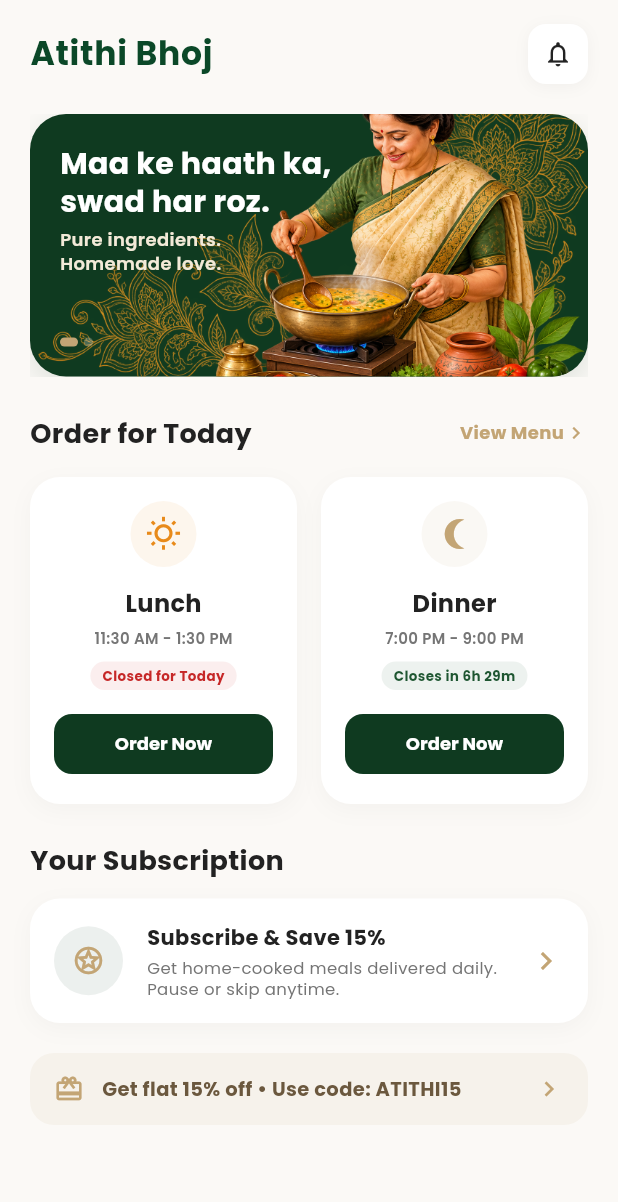
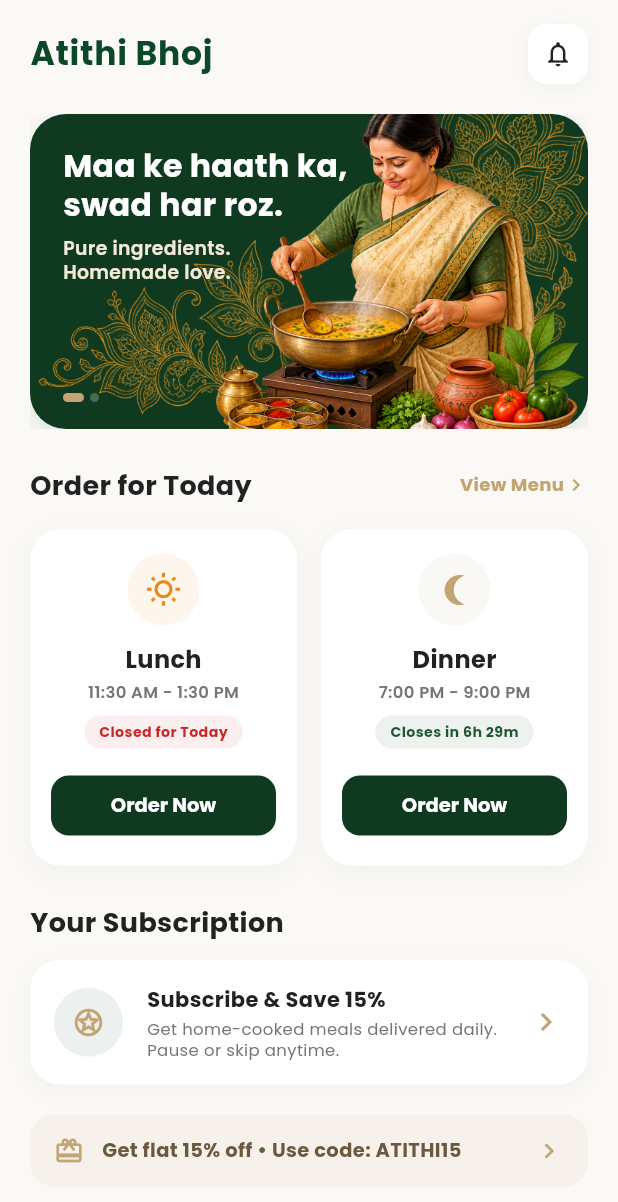
Before and after one commit to nigamman/tiffin_service_app, a Flutter app: the HomeScreen screen opened directly, on a phone screen of 412 x 824 dp. Shown: the top 1202 px of the screen. Run offline on Flutter 3.47's test engine with Material 3 defaults, Android fonts, the phone set to English and light mode, and no system bars; our stand-ins replace cloud_firestore, equatable, firebase_auth, firebase_core, flutter_bloc, flutter_svg and 5 more; accounts and stored records are empty; project files that could hold a hidden picture were left out.

```diff
--- a/lib/features/home/presentation/home_screen.dart
+++ b/lib/features/home/presentation/home_screen.dart
@@ -428,14 +428,14 @@ class _HomeScreenState extends State<HomeScreen> {
         : null;
 
     return Container(
-      padding: const EdgeInsets.all(16),
+      padding: const EdgeInsets.symmetric(horizontal: 14, vertical: 16),
       decoration: BoxDecoration(
         color: Colors.white,
         borderRadius: BorderRadius.circular(20),
         boxShadow: [
           BoxShadow(
-            color: Colors.black.withOpacity(0.03),
-            blurRadius: 12,
+            color: Colors.black.withOpacity(0.035),
+            blurRadius: 14,
             offset: const Offset(0, 4),
           ),
         ],
@@ -444,7 +444,7 @@ class _HomeScreenState extends State<HomeScreen> {
         children: [
           // Circular Icon
           Container(
-            padding: const EdgeInsets.all(10),
+            padding: const EdgeInsets.all(12),
             decoration: BoxDecoration(
               color: iconColor.withOpacity(0.08),
               shape: BoxShape.circle,
@@ -455,7 +455,7 @@ class _HomeScreenState extends State<HomeScreen> {
               size: 24,
             ),
           ),
-          const SizedBox(height: 12),
+          const SizedBox(height: 10),
           Text(
             title,
             style: GoogleFonts.poppins(
@@ -464,13 +464,13 @@ class _HomeScreenState extends State<HomeScreen> {
               color: AppTheme.textDark,
             ),
           ),
-          const SizedBox(height: 4),
+          const SizedBox(height: 2),
           FittedBox(
             fit: BoxFit.scaleDown,
             child: Text(
               time,
               style: GoogleFonts.poppins(
-                fontSize: 10,
+                fontSize: 11,
                 color: AppTheme.textMuted,
                 fontWeight: FontWeight.w600,
               ),
@@ -482,7 +482,7 @@ class _HomeScreenState extends State<HomeScreen> {
               final countdownText = _getCutoffCountdown(isLunch);
               final isClosed = countdownText == "Closed for Today";
               return Container(
-                padding: const EdgeInsets.symmetric(horizontal: 8, vertical: 3),
+                padding: const EdgeInsets.symmetric(horizontal: 10, vertical: 4),
                 decoration: BoxDecoration(
                   color: isClosed
                       ? AppTheme.errorColor.withOpacity(0.08)
@@ -494,7 +494,7 @@ class _HomeScreenState extends State<HomeScreen> {
                   child: Text(
                     countdownText,
                     style: GoogleFonts.poppins(
-                      fontSize: 9,
+                      fontSize: 9.5,
                       fontWeight: FontWeight.bold,
                       color: isClosed ? AppTheme.errorColor : AppTheme.primaryGreen,
                     ),
@@ -503,7 +503,7 @@ class _HomeScreenState extends State<HomeScreen> {
               );
             }
           ),
-          const SizedBox(height: 12),
+          const SizedBox(height: 14),
 
           // Order Now button
           SizedBox(
@@ -541,7 +541,7 @@ class _HomeScreenState extends State<HomeScreen> {
               child: Text(
                 "Order Now",
                 style: GoogleFonts.poppins(
-                  fontSize: 12,
+                  fontSize: 13,
                   fontWeight: FontWeight.bold,
                 ),
               ),
@@ -1233,7 +1233,7 @@ class _BannerSliderState extends State<BannerSlider> {
   @override
   Widget build(BuildContext context) {
     return SizedBox(
-      height: 175, // Fits the cooking illustration nicely
+      height: 210, // Increased height so full illustration is visible without clipping
       child: PageView(
         controller: _pageController,
         onPageChanged: (page) {
@@ -1283,7 +1283,7 @@ class _BannerSliderState extends State<BannerSlider> {
 
     return Container(
       width: double.infinity,
-      padding: const EdgeInsets.all(20),
+      padding: const EdgeInsets.fromLTRB(22, 22, 16, 18),
       decoration: BoxDecoration(
         color: cardBgColor,
         gradient: cardGradient,
@@ -1313,17 +1313,17 @@ class _BannerSliderState extends State<BannerSlider> {
               Text(
                 title,
                 style: GoogleFonts.poppins(
-                  fontSize: 20,
+                  fontSize: 21,
                   fontWeight: FontWeight.bold,
                   color: titleColor,
                   height: 1.25,
                 ),
               ),
-              const SizedBox(height: 6),
+              const SizedBox(height: 8),
               Text(
                 subtitle,
                 style: GoogleFonts.poppins(
-                  fontSize: 12,
+                  fontSize: 12.5,
                   color: subtitleColor,
                   fontWeight: FontWeight.w600,
                   height: 1.3,
@@ -1334,7 +1334,7 @@ class _BannerSliderState extends State<BannerSlider> {
           Row(
             children: List.generate(2, (index) {
               return Container(
-                width: index == _currentPage ? 12 : 6,
+                width: index == _currentPage ? 14 : 6,
                 height: 6,
                 margin: const EdgeInsets.only(right: 4),
                 decoration: BoxDecoration(
--- a/lib/features/orders/data/orders_repository.dart
+++ b/lib/features/orders/data/orders_repository.dart
@@ -32,9 +32,9 @@ class OrderModel {
     required this.startDate,
     required this.deliverySlot,
     required this.contactPhone,
-    required this.houseNo,
-    required this.area,
-    required this.landmark,
+    this.houseNo = '',
+    this.area = '',
+    this.landmark = '',
     required this.pricePerMeal,
     required this.mealsCount,
     required this.totalAmount,
--- a/lib/features/tiffin_details/presentation/tiffin_details_screen.dart
+++ b/lib/features/tiffin_details/presentation/tiffin_details_screen.dart
@@ -295,9 +295,9 @@ class _TiffinDetailsScreenState extends State<TiffinDetailsScreen> {
                         'assets/img/lunch_plate.png',
                         fit: BoxFit.contain, // Keeps entire plate visible
                       )
-                    : Image.network(
-                        widget.menu.imageUrl,
-                        fit: BoxFit.contain,
+                    : Image.asset(
+                        'assets/img/evening_plate.png',
+                        fit: BoxFit.contain, // Keeps entire plate visible
                         errorBuilder: (context, error, stackTrace) => Container(
                           color: const Color(0xFFF5EFE3),
                           child: const Icon(
```
Also changed, not shown: lib/features/onboarding/presentation/welcome_screen.dart (+12 -12 lines), lib/features/orders/presentation/order_details_screen.dart (+52 -75 lines), assets/img/evening_plate.png (added).
